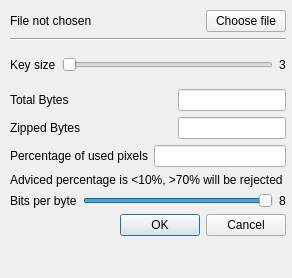
Old version of the form encryptdialog.ui in the repository waleko/PictureCrypt.
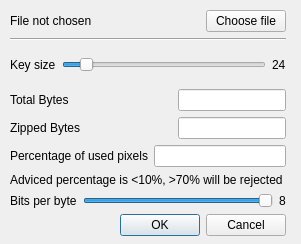
New version of the form. Icons and pictures are not drawn.

The edit to the form file:
```diff
--- a/encryptdialog.ui
+++ b/encryptdialog.ui
@@ -6,8 +6,8 @@
    <rect>
     <x>0</x>
     <y>0</y>
-    <width>292</width>
-    <height>278</height>
+    <width>301</width>
+    <height>244</height>
    </rect>
   </property>
   <property name="windowTitle">
@@ -79,9 +79,15 @@
         <item>
          <widget class="QSlider" name="horizontalSlider">
           <property name="minimum">
-           <number>3</number>
+           <number>1</number>
           </property>
           <property name="maximum">
+           <number>255</number>
+          </property>
+          <property name="pageStep">
+           <number>25</number>
+          </property>
+          <property name="value">
            <number>24</number>
           </property>
           <property name="orientation">
@@ -92,7 +98,7 @@
         <item>
          <widget class="QLabel" name="keyLabel">
           <property name="text">
-           <string>3</string>
+           <string>24</string>
           </property>
          </widget>
         </item>
```
Left out of the diff: 9 changed lines with no effect on the pictures.
